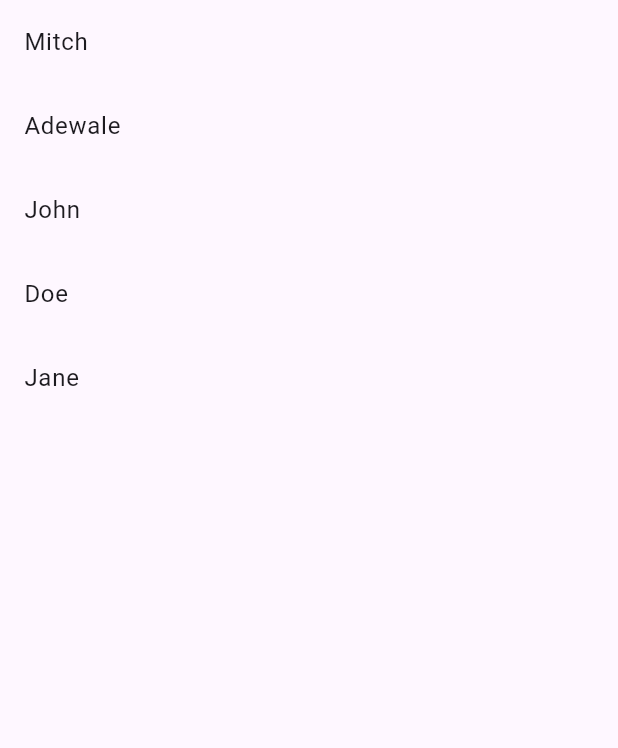
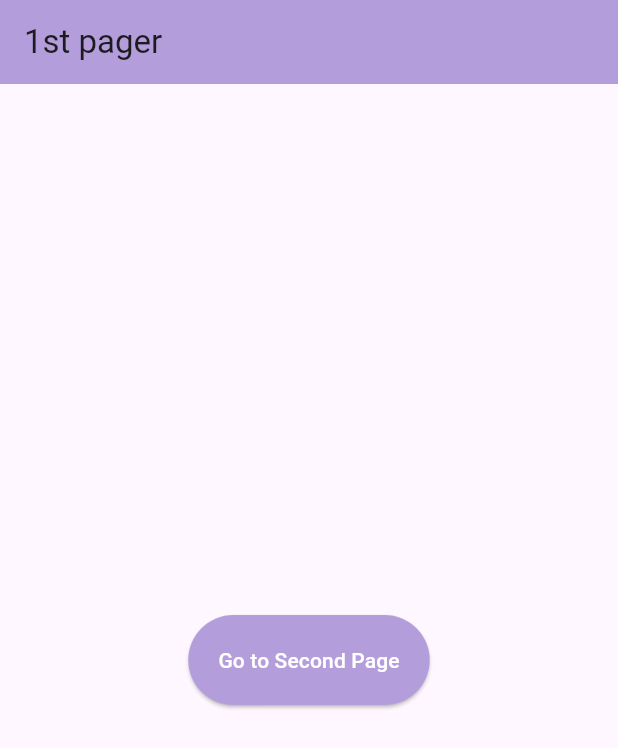
Before and after one commit to Hardelzs/flutter_application_1, a Flutter app: the screen it shows after launch, on a phone screen of 412 x 824 dp. Shown: the top 748 px of the screen. Run offline on Flutter 3.47's test engine with Material 3 defaults, Android fonts, the phone set to English and light mode, and no system bars.

Commit message:
Add Firtspage and Secondpage with navigation functionality

```diff
--- /dev/null
+++ b/lib/Pages/firtspage.dart
@@ -0,0 +1,37 @@
+import 'package:flutter/material.dart';
+import 'package:flutter_application_1/Pages/secondpage.dart';
+
+class Firtspage extends StatelessWidget {
+  const Firtspage({super.key});
+
+  @override
+  Widget build(BuildContext context) {
+    return Scaffold(
+      appBar: AppBar(
+        title: Text("1st pager"),
+        backgroundColor: Colors.deepPurple[200],
+        elevation: 0,
+        ),
+
+      body: Center(
+        child: ElevatedButton(
+          style: ElevatedButton.styleFrom(
+            backgroundColor: Colors.deepPurple[200],
+            foregroundColor: Colors.white,
+            padding: EdgeInsets.all(20),
+          ),
+          child: Text("Go to Second Page"),
+          onPressed: () {
+            // navigate to the second page
+            Navigator.push(
+              context,
+              MaterialPageRoute(
+                builder: (context) => Secondpage()
+                )
+            );
+          },
+        ),
+      ),
+    );
+  }
+}
--- a/lib/main.dart
+++ b/lib/main.dart
@@ -1,24 +1,22 @@
 import 'package:flutter/material.dart';
+import 'package:flutter_application_1/Pages/firtspage.dart';
 
 void main() {
   runApp(MyApp());
 }
 
 class MyApp extends StatelessWidget {
-  MyApp({super.key});
+  const MyApp({super.key});
 
-  List names = ["Mitch", "Adewale", "John", "Doe", "Jane"];
+  void userTapped() {
+    print("User Tapped");
+  }
 
   @override
   Widget build(BuildContext context) {
     return MaterialApp(
       debugShowCheckedModeBanner: false,
-      home: Scaffold(
-        body: ListView.builder(
-          itemCount: names.length,
-          itemBuilder: (context, index) => ListTile(title: Text(names[index])),
-        ),
-      ),
+      home: Firtspage(),
     );
   }
 }
```
Also changed, not shown: lib/Pages/secondpage.dart (added, +15 -0 lines).
